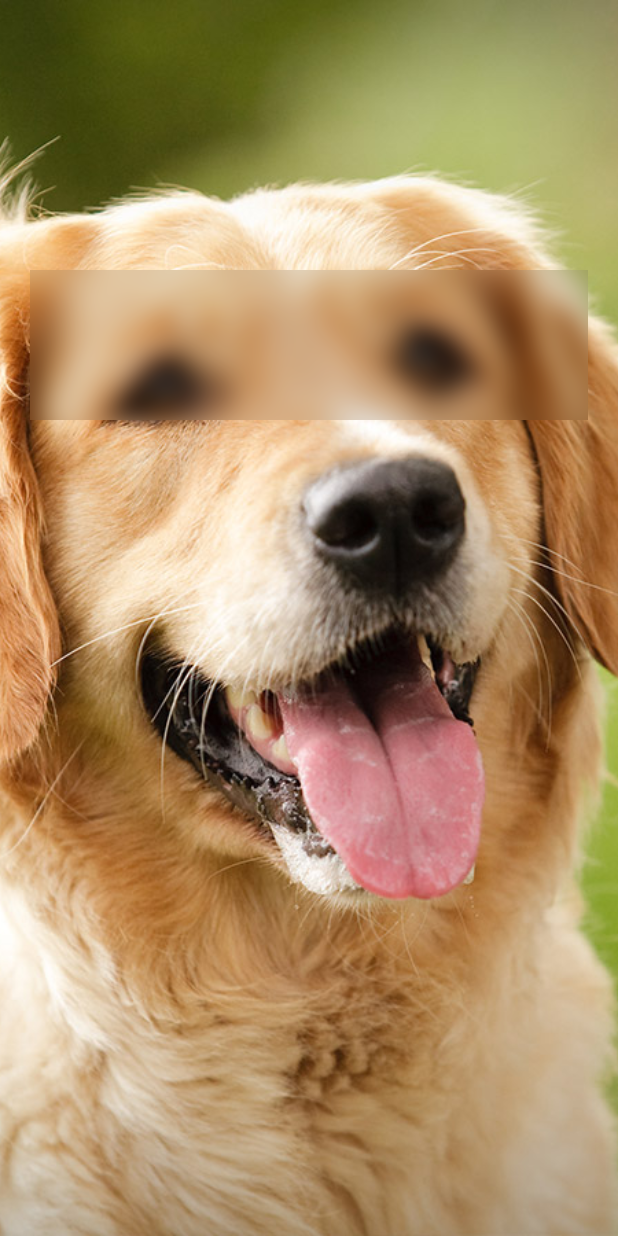
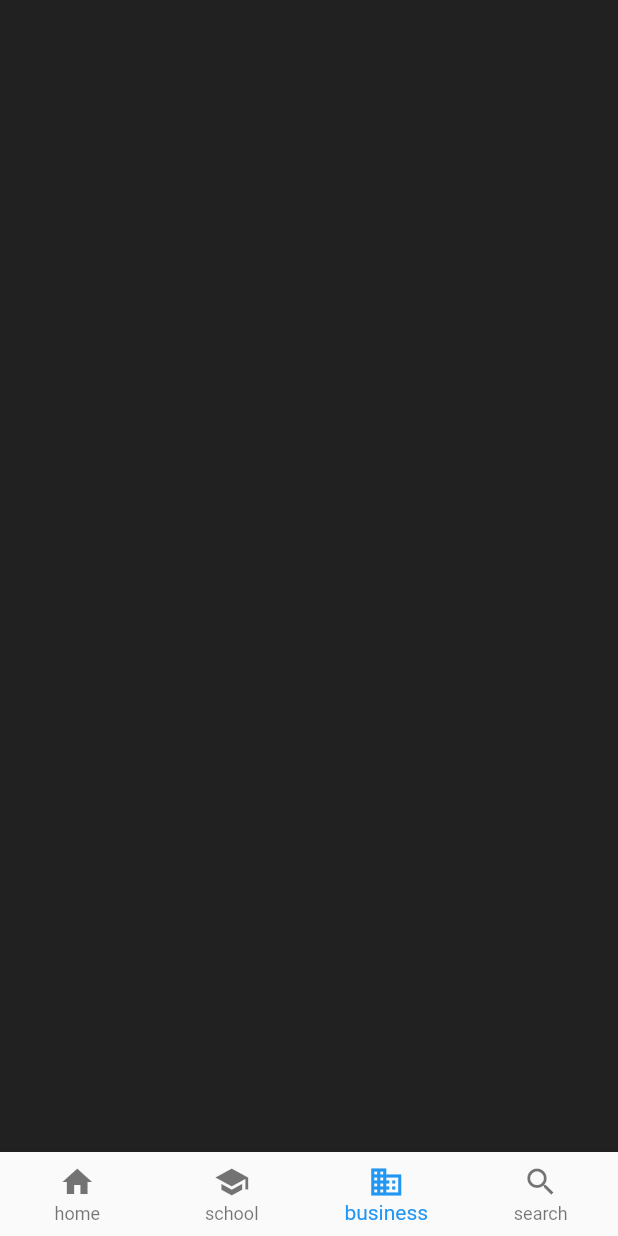
Before and after one commit to aj124578/flutter-basic-metacoding, a Flutter app: the screen it shows after launch, on a phone screen of 412 x 824 dp. Run offline on Flutter 3.47's test engine with Material 2 defaults, Android fonts, the phone set to English and light mode, and no system bars.

Commit message:
bottomnavigationbar

```diff
--- a/lib/screens/home_page.dart
+++ b/lib/screens/home_page.dart
@@ -1,42 +1,70 @@
 import 'dart:ui';
 
 import 'package:flutter/material.dart';
+import 'package:flutter_lab/screens/page1.dart';
+import 'package:flutter_lab/screens/page2.dart';
+import 'package:flutter_lab/screens/page3.dart';
+import 'package:flutter_lab/screens/page4.dart';
 
-class HomePage extends StatelessWidget {
+class HomePage extends StatefulWidget {
   const HomePage({Key? key}) : super(key: key);
+
+  @override
+  State<HomePage> createState() => _HomePageState();
+}
+
+class _HomePageState extends State<HomePage> {
+  @override
+  Widget build(BuildContext context) {
+    return MainPage();
+  }
+}
+
+class MainPage extends StatefulWidget {
+  MainPage({Key? key}) : super(key: key);
+
+
+  @override
+  State<MainPage> createState() => _MainPageState();
+}
+
+class _MainPageState extends State<MainPage> {
+
+  var _selectdIndex = 2;
 
   @override
   Widget build(BuildContext context) {
     return Scaffold(
-      body: Stack(
-        children: [
-          Container(
-            width: double.infinity,
-            height: double.infinity,
-            child: Image.asset(
-              "assets/images/gold.jpg",
-              fit: BoxFit.cover,
-            ),
-          ),
-          Positioned(
-            left: 20,
-            right: 20,
-            top: 180,
-            child: ClipRect(
-              child: BackdropFilter(
-                filter: ImageFilter.blur(
-                  sigmaX: 8,
-                  sigmaY: 8,
-                ),
-                child: Container(
-                  height: 100,
-                  color: Colors.black.withOpacity(0.1),
-                  ),
-              ),
-            ),
-          ),
+      body: IndexedStack(
+        index: _selectdIndex,
+        children: <Widget>[
+          Page1(),
+          Page2(),
+          Page3(),
+          Page4(),
         ],
       ),
+      bottomNavigationBar: buildBottomNavigationBar(),
+    );
+  }
+
+  BottomNavigationBar buildBottomNavigationBar() {
+    return BottomNavigationBar(
+      currentIndex: _selectdIndex,
+      onTap: (value) {
+        setState(() {
+        _selectdIndex = value;
+        });
+        print("value : ${value}");
+      },
+      type: BottomNavigationBarType.fixed,
+      items: [
+        BottomNavigationBarItem(icon: Icon(Icons.home), label: "home"),
+        BottomNavigationBarItem(icon: Icon(Icons.school), label: "school"),
+        BottomNavigationBarItem(icon: Icon(Icons.business), label: "business"),
+        BottomNavigationBarItem(icon: Icon(Icons.search), label: "search"),
+      ],
+
     );
   }
 }
--- /dev/null
+++ b/lib/screens/page1.dart
@@ -0,0 +1,13 @@
+import 'package:flutter/cupertino.dart';
+import 'package:flutter/material.dart';
+
+class Page1 extends StatelessWidget {
+  const Page1({Key? key}) : super(key: key);
+
+  @override
+  Widget build(BuildContext context) {
+    return Container(
+      color: Colors.red,
+    );
+  }
+}
--- /dev/null
+++ b/lib/screens/page2.dart
@@ -0,0 +1,13 @@
+import 'package:flutter/cupertino.dart';
+import 'package:flutter/material.dart';
+
+class Page2 extends StatelessWidget {
+  const Page2({Key? key}) : super(key: key);
+
+  @override
+  Widget build(BuildContext context) {
+    return Container(
+      color: Colors.orange,
+    );
+  }
+}
--- /dev/null
+++ b/lib/screens/page3.dart
@@ -0,0 +1,13 @@
+import 'package:flutter/cupertino.dart';
+import 'package:flutter/material.dart';
+
+class Page3 extends StatelessWidget {
+  const Page3({Key? key}) : super(key: key);
+
+  @override
+  Widget build(BuildContext context) {
+    return Container(
+      color: Colors.black87,
+    );
+  }
+}
--- /dev/null
+++ b/lib/screens/page4.dart
@@ -0,0 +1,13 @@
+import 'package:flutter/cupertino.dart';
+import 'package:flutter/material.dart';
+
+class Page4 extends StatelessWidget {
+  const Page4({Key? key}) : super(key: key);
+
+  @override
+  Widget build(BuildContext context) {
+    return Container(
+      color: Colors.green,
+    );
+  }
+}
```
